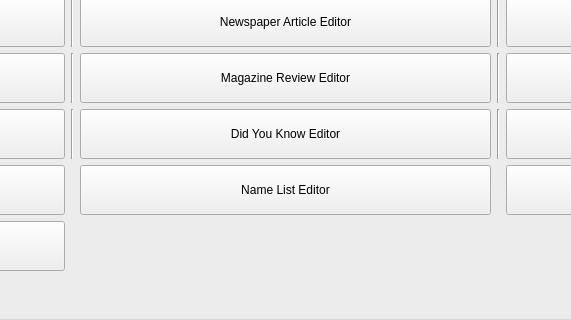
Qt form MainWindow.ui (gearcity/GearCity_ModTools) before a commit; both pictures show x 345 to 916 and y 400 to 720 of the 1280 by 720 pixel window.
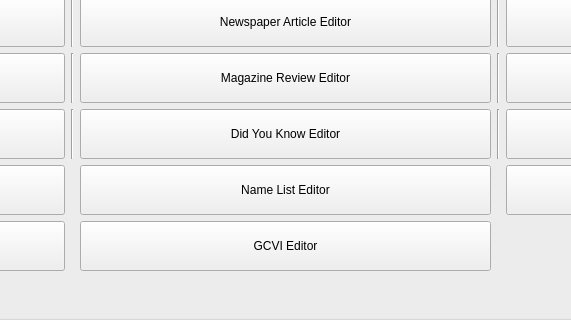
The same form after that commit. Icons and pictures are not drawn.

Commit message:
GCVI Editor For GC v2.1
This is the initial untested GCVI editor for GearCity: 2nd Gear v2.1.

Diff of the .ui file:
```diff
--- a/MainWindow.ui
+++ b/MainWindow.ui
@@ -601,6 +601,19 @@
         </property>
        </widget>
       </item>
+      <item row="8" column="2">
+       <widget class="QPushButton" name="Button_GCVIEditor">
+        <property name="minimumSize">
+         <size>
+          <width>0</width>
+          <height>50</height>
+         </size>
+        </property>
+        <property name="text">
+         <string>GCVI Editor</string>
+        </property>
+       </widget>
+      </item>
      </layout>
     </widget>
    </widget>
@@ -718,6 +731,25 @@
      <bool>true</bool>
     </property>
    </widget>
+   <widget class="QWidget" name="GCVIContainer" native="true">
+    <property name="geometry">
+     <rect>
+      <x>0</x>
+      <y>0</y>
+      <width>1280</width>
+      <height>720</height>
+     </rect>
+    </property>
+    <property name="sizePolicy">
+     <sizepolicy hsizetype="Expanding" vsizetype="Expanding">
+      <horstretch>0</horstretch>
+      <verstretch>0</verstretch>
+     </sizepolicy>
+    </property>
+    <property name="autoFillBackground">
+     <bool>true</bool>
+    </property>
+   </widget>
    <widget class="QWidget" name="MusicEditorWidgetContainer" native="true">
     <property name="geometry">
      <rect>
```
Left out of the diff: 5 changed lines with no effect on the pictures. The commit also changes 7 other files.
